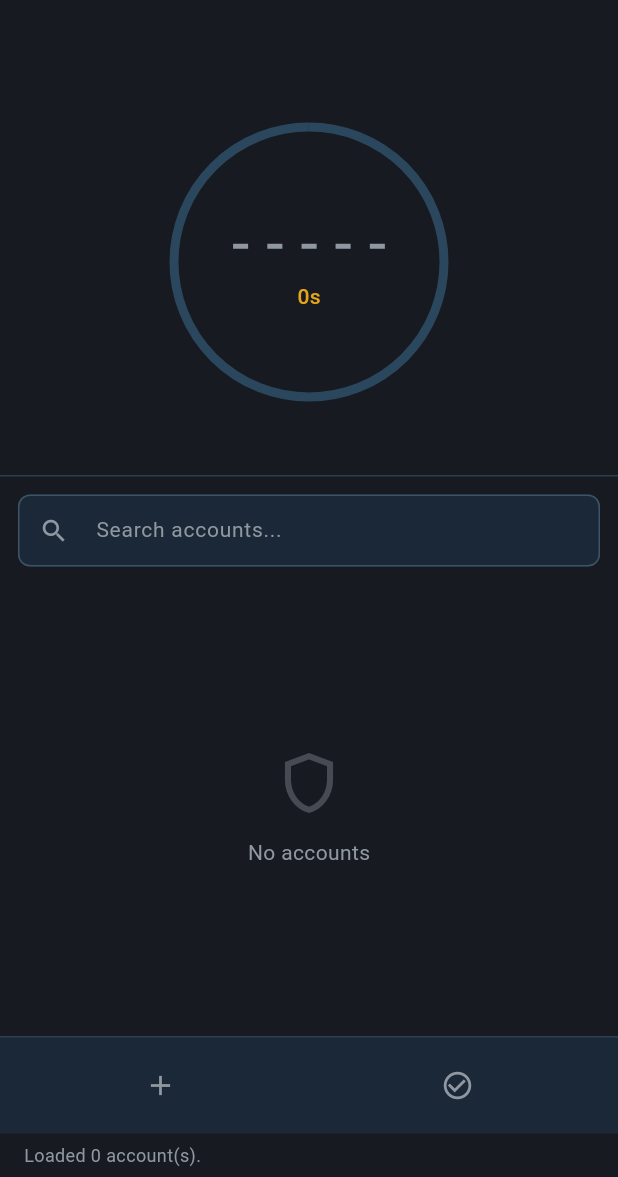
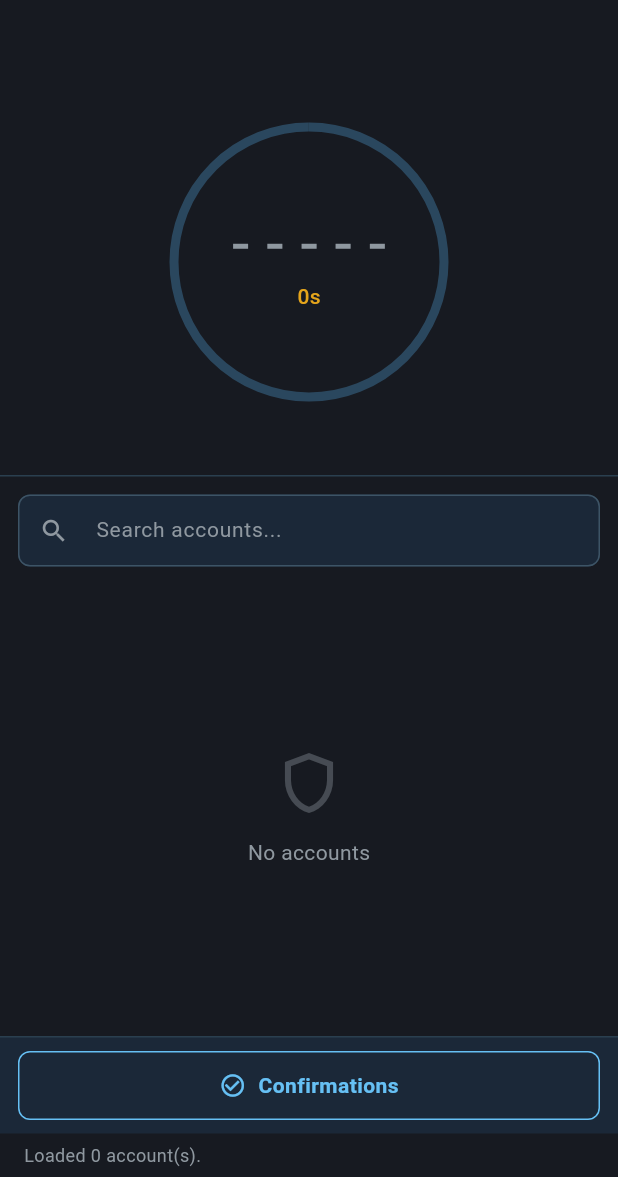
Before and after one commit to shDavlatbek/steam-desktop-authenticator-flutter, a Flutter app: the HomePage screen opened directly, on a phone screen of 412 x 824 dp, the part 59-1236 px from its top. Run offline on Flutter 3.47's test engine with Material 3 defaults, Android fonts, the phone set to English and light mode, and no system bars; our stand-ins replace cached_network_image, file_picker; missing offline and left inert: pointycastle; accounts and stored records are empty; network calls fail.

Commit message:
Adjust UI

```diff
--- a/SDA-flutter/lib/features/home/views/home_page.dart
+++ b/SDA-flutter/lib/features/home/views/home_page.dart
@@ -97,6 +97,13 @@ class _HomePageState extends State<HomePage> {
           onSelected: (value) => _onGlobalAction(context, vm, value),
           itemBuilder: (_) => [
             const PopupMenuItem(
+              value: 'add',
+              child: _MenuRow(
+                icon: Icons.add,
+                label: 'Add Account',
+              ),
+            ),
+            const PopupMenuItem(
               value: 'import',
               child: _MenuRow(
                 icon: Icons.file_download_outlined,
@@ -189,54 +196,18 @@ class _HomePageState extends State<HomePage> {
       child: Column(
         mainAxisSize: MainAxisSize.min,
         children: [
-          // Action buttons — hide labels on narrow screens.
+          // Confirmations button.
           Padding(
             padding: const EdgeInsets.symmetric(horizontal: 12, vertical: 8),
-            child: LayoutBuilder(
-              builder: (context, constraints) {
-                final compact = constraints.maxWidth < 400;
-                return Row(
-                  children: [
-                    Expanded(
-                      child: compact
-                          ? IconButton(
-                              onPressed: () =>
-                                  _onGlobalAction(context, vm, 'add'),
-                              icon: const Icon(Icons.add),
-                              tooltip: 'Add Account',
-                            )
-                          : OutlinedButton.icon(
-                              onPressed: () =>
-                                  _onGlobalAction(context, vm, 'add'),
-                              icon: const Icon(Icons.add, size: 18),
-                              label: const Text('Add Account'),
-                            ),
-                    ),
-                    const SizedBox(width: 8),
-                    Expanded(
-                      child: compact
-                          ? IconButton(
-                              onPressed: vm.currentAccount != null
-                                  ? () => _onGlobalAction(
-                                      context, vm, 'confirmations')
-                                  : null,
-                              icon: const Icon(Icons.check_circle_outline),
-                              tooltip: 'Confirmations',
-                            )
-                          : OutlinedButton.icon(
-                              onPressed: vm.currentAccount != null
-                                  ? () => _onGlobalAction(
-                                      context, vm, 'confirmations')
-                                  : null,
-                              icon: const Icon(
-                                  Icons.check_circle_outline,
-                                  size: 18),
-                              label: const Text('Confirmations'),
-                            ),
-                    ),
-                  ],
-                );
-              },
+            child: SizedBox(
+              width: double.infinity,
+              child: OutlinedButton.icon(
+                onPressed: vm.currentAccount != null
+                    ? () => _onGlobalAction(context, vm, 'confirmations')
+                    : null,
+                icon: const Icon(Icons.check_circle_outline, size: 18),
+                label: const Text('Confirmations'),
+              ),
             ),
           ),
 
--- a/SDA-flutter/lib/features/settings/views/settings_page.dart
+++ b/SDA-flutter/lib/features/settings/views/settings_page.dart
@@ -64,7 +64,7 @@ class _SettingsPageState extends State<SettingsPage> {
               children: [
                 Expanded(
                   child: SingleChildScrollView(
-                    padding: const EdgeInsets.all(16),
+                    padding: const EdgeInsets.symmetric(horizontal: 16, vertical: 12),
                     child: Column(
                       crossAxisAlignment: CrossAxisAlignment.start,
                       children: [
--- a/SDA-flutter/lib/shared/theme/app_theme.dart
+++ b/SDA-flutter/lib/shared/theme/app_theme.dart
@@ -53,7 +53,7 @@ class AppTheme {
           borderRadius: BorderRadius.circular(12),
           side: const BorderSide(color: divider, width: 1),
         ),
-        margin: const EdgeInsets.symmetric(horizontal: 16, vertical: 6),
+        margin: const EdgeInsets.symmetric(horizontal: 0, vertical: 4),
       ),
       elevatedButtonTheme: ElevatedButtonThemeData(
         style: ElevatedButton.styleFrom(
@@ -259,7 +259,7 @@ class AppTheme {
           borderRadius: BorderRadius.circular(12),
           side: const BorderSide(color: SteamColors.divider, width: 1),
         ),
-        margin: const EdgeInsets.symmetric(horizontal: 16, vertical: 6),
+        margin: const EdgeInsets.symmetric(horizontal: 0, vertical: 4),
       ),
 
       // ── Elevated button ───────────────────────────────────────────────
```
